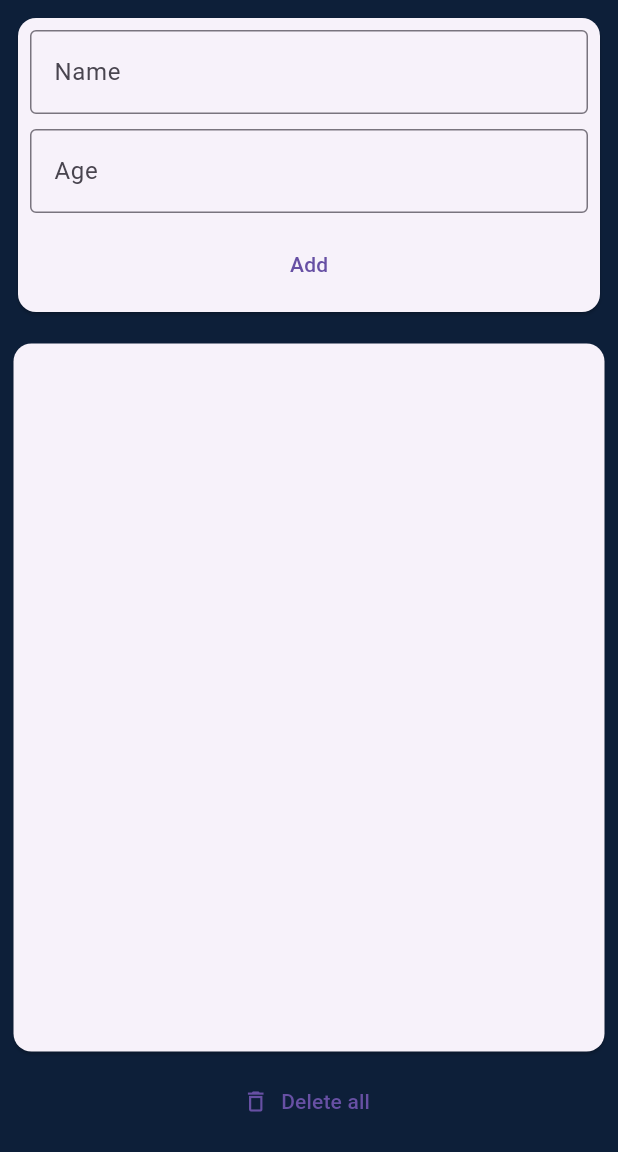
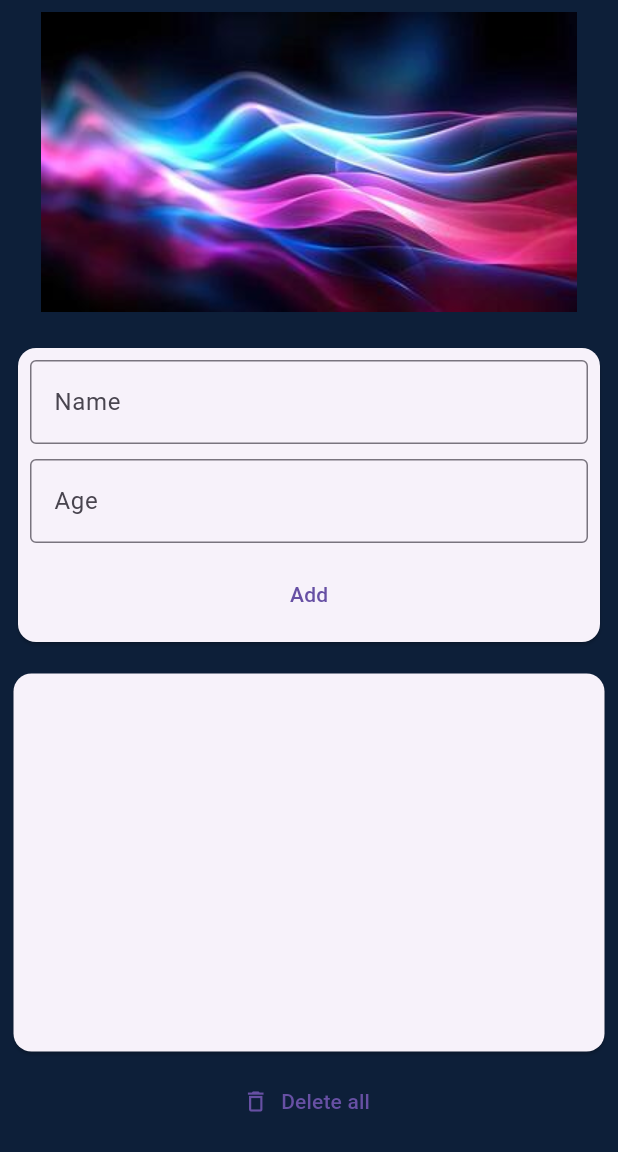
Before and after one commit to 786RY9/Hive-Flutter, a Flutter app: the screen it shows after launch, on a phone screen of 412 x 824 dp, the part 84-1236 px from its top. Run offline on Flutter 3.47's test engine with Material 3 defaults, Android fonts, the phone set to English and light mode, and no system bars; our stand-ins replace hive, hive_flutter; accounts and stored records are empty.

```diff
--- a/lib/main.dart
+++ b/lib/main.dart
@@ -48,6 +48,12 @@ class _MyHomePageState extends State<MyHomePage> {
       appBar: AppBar(title: const Text('RY Hive App')),
       body: Column(
         children: [
+          Padding(
+            padding: const EdgeInsets.all(8.0),
+            child: Image.asset('assets/image.jpg'),
+          ),
+          const SizedBox(height: 4,),
+
           Padding(
             padding: const EdgeInsets.all(8.0),
             child: Card(
```
Also changed, not shown: pubspec.yaml (+3 -4 lines), assets/image.jpg (added).
